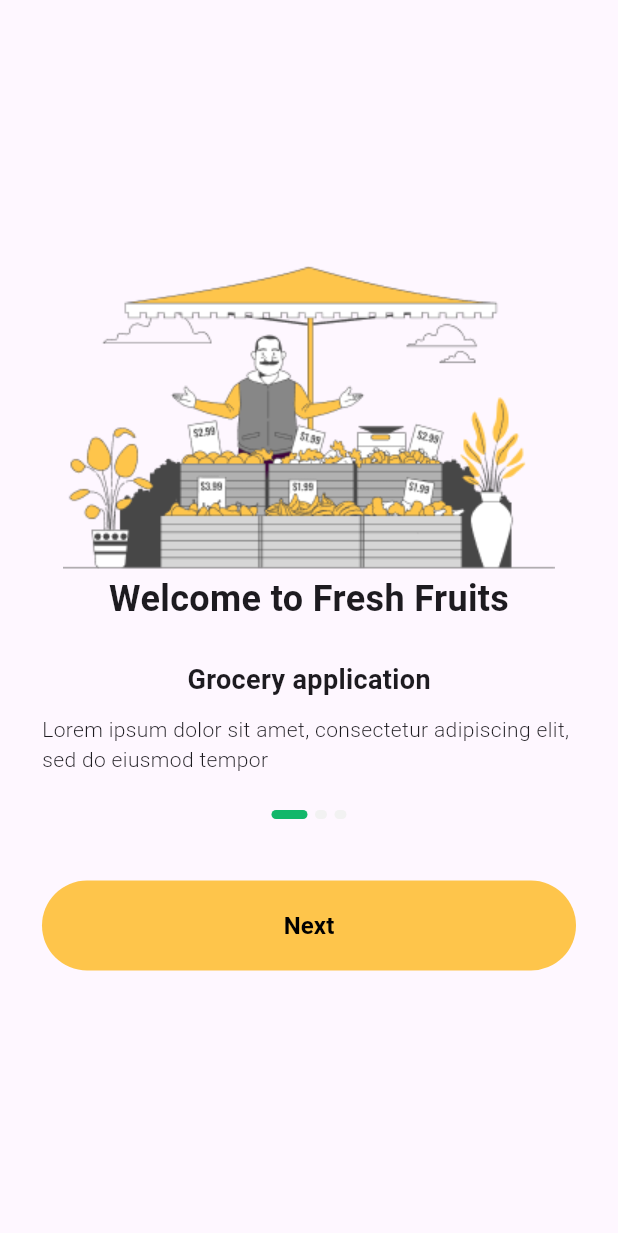
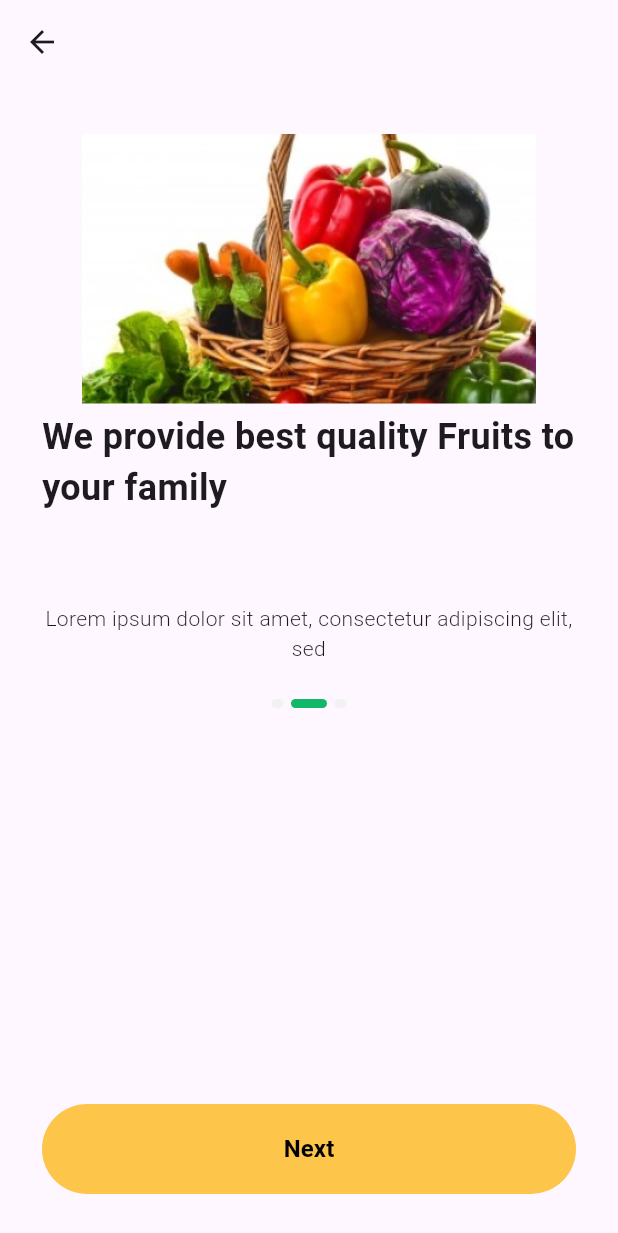
Before and after one commit to Mo-spac/Grocery-Mobile-App, a Flutter app: the screen it shows after launch, after a tap on "Next", on a phone screen of 412 x 824 dp. Shown: the top 1233 px of the screen. Run offline on Flutter 3.47's test engine with Material 3 defaults, Android fonts, the light colour scheme and no system bars; drawn by our look-alikes of smooth_page_indicator.

Commit message:
display onboarding views

```diff
--- /dev/null
+++ b/lib/models/onboarding_model.dart
@@ -0,0 +1,13 @@
+class OnboardingModel {
+  final String image;
+  final String title_1;
+  final String title_2;
+  final String subtitle;
+
+  OnboardingModel({
+    required this.image,
+    required this.title_1,
+    required this.title_2,
+    required this.subtitle,
+  });
+}
--- a/lib/views/onboarding_view.dart
+++ b/lib/views/onboarding_view.dart
@@ -1,23 +1,83 @@
 import 'package:flutter/material.dart';
+import 'package:grocery_mobile_app/models/onboarding_model.dart';
 import 'package:smooth_page_indicator/smooth_page_indicator.dart';
 
 class OnboardingView extends StatelessWidget {
-  const OnboardingView({super.key});
+  OnboardingView({
+    super.key,
+  });
+  PageController pageController = PageController();
+  // final OnboardingModel onboardingModelc;
+
+  List<OnboardingModel> onboarding = [
+    OnboardingModel(
+      image: 'assets/images/onbording_1.png',
+      title_1: 'Welcome to Fresh Fruits',
+      title_2: 'Grocery application',
+      subtitle:
+          'Lorem ipsum dolor sit amet, consectetur adipiscing elit, sed do eiusmod tempor',
+    ),
+    OnboardingModel(
+      image: 'assets/images/onbording_2.png',
+      title_1: 'We provide best quality Fruits to your family',
+      title_2: '',
+      subtitle: 'Lorem ipsum dolor sit amet, consectetur adipiscing elit, sed',
+    ),
+    OnboardingModel(
+      image: 'assets/images/onbording_3.png',
+      title_1: 'Fast and responsibily delivery by our courir ',
+      title_2: '',
+      subtitle:
+          'Lorem ipsum dolor sit amet, consectetur adipiscing elit, sed do eiusmod tempor',
+    ),
+  ];
 
   @override
   Widget build(BuildContext context) {
+    // OnboardingModel onboardingModel;
+
     return Scaffold(
+      appBar: AppBar(
+        leading: IconButton(
+          onPressed: () {
+            pageController.previousPage(
+              duration: Duration(milliseconds: 500),
+              curve: Curves.fastLinearToSlowEaseIn,
+            );
+          },
+          icon: Icon(
+            Icons.arrow_back,
+          ),
+        ),
+      ),
       body: Padding(
         padding: const EdgeInsets.all(28.0),
         child: Column(
           mainAxisAlignment: MainAxisAlignment.center,
           crossAxisAlignment: CrossAxisAlignment.center,
           children: [
+            Expanded(
+              child: PageView.builder(
+                controller: pageController,
+                itemCount: onboarding.length,
+                itemBuilder: (context, index) {
+                  return Column(
+                    children: [
                       // image
-            Image.asset('assets/images/onbording_1.png'),
-            // title
+                      Padding(
+                        padding: const EdgeInsets.symmetric(vertical: 5),
+                        child: ClipRRect(
+                          child: Image.asset(
+                            onboarding[index].image,
+                            fit: BoxFit.cover,
+                            height: 180,
+                            width: 303,
+                          ),
+                        ),
+                      ),
+                      // title_1
                       Text(
-              'Welcome to Fresh Fruits',
+                        onboarding[index].title_1,
                         style: TextStyle(
                           fontSize: 24,
                           fontWeight: FontWeight.w700,
@@ -26,8 +86,9 @@ class OnboardingView extends StatelessWidget {
                       SizedBox(
                         height: 24,
                       ),
+                      // titile_2
                       Text(
-              'Grocery application',
+                        onboarding[index].title_2,
                         style: TextStyle(
                           fontSize: 18,
                           fontWeight: FontWeight.w700,
@@ -38,7 +99,8 @@ class OnboardingView extends StatelessWidget {
                       ),
                       // subtitle
                       Text(
-              'Lorem ipsum dolor sit amet, consectetur adipiscing elit, sed do eiusmod tempor ',
+                        onboarding[index].subtitle,
+                        textAlign: TextAlign.center,
                         style: TextStyle(
                           fontSize: 14,
                           fontWeight: FontWeight.w300,
@@ -50,8 +112,8 @@ class OnboardingView extends StatelessWidget {
 
                       // dots
                       SmoothPageIndicator(
-              controller: PageController(),
-              count: 3,
+                        controller: pageController,
+                        count: onboarding.length,
                         effect: ExpandingDotsEffect(
                           activeDotColor: Color(0xff12B76A),
                           dotColor: Color(0xffF2F2F2),
@@ -66,10 +128,20 @@ class OnboardingView extends StatelessWidget {
                       SizedBox(
                         height: 41,
                       ),
+                    ],
+                  );
+                },
+              ),
+            ),
 
             // button
             TextButton(
-              onPressed: () {},
+              onPressed: () {
+                pageController.nextPage(
+                  duration: Duration(milliseconds: 500),
+                  curve: Curves.fastLinearToSlowEaseIn,
+                );
+              },
               style: TextButton.styleFrom(
                   shape: RoundedRectangleBorder(
                     borderRadius: BorderRadius.circular(32),
```
Lines whose indentation alone changed are shown as unchanged.
